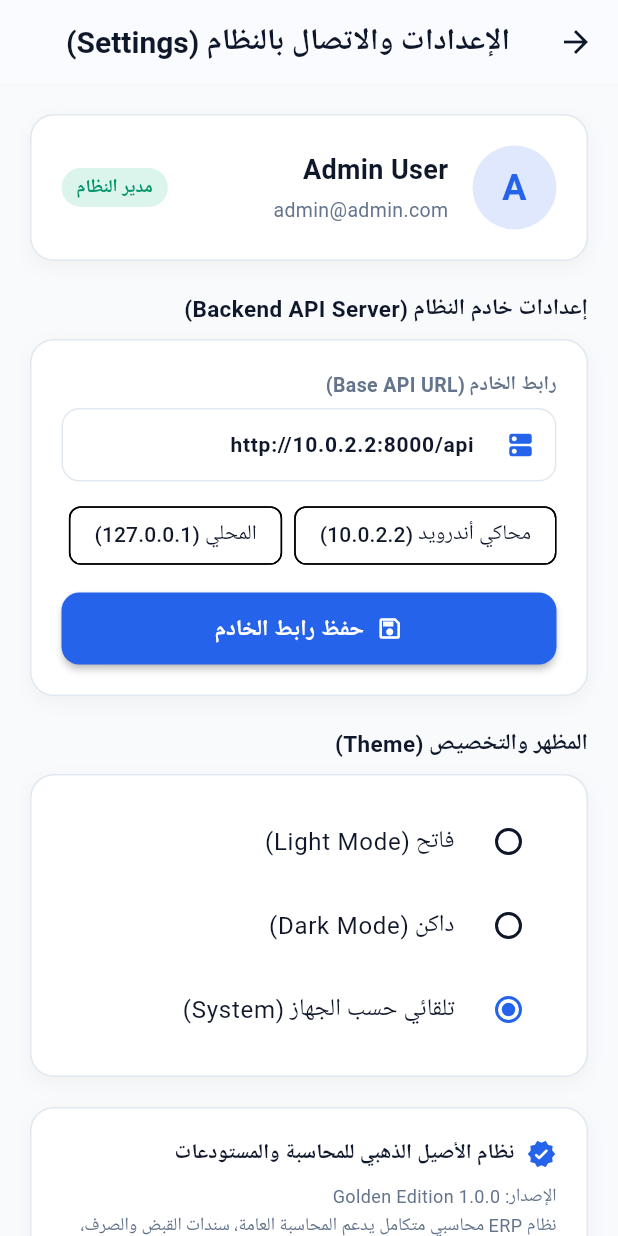
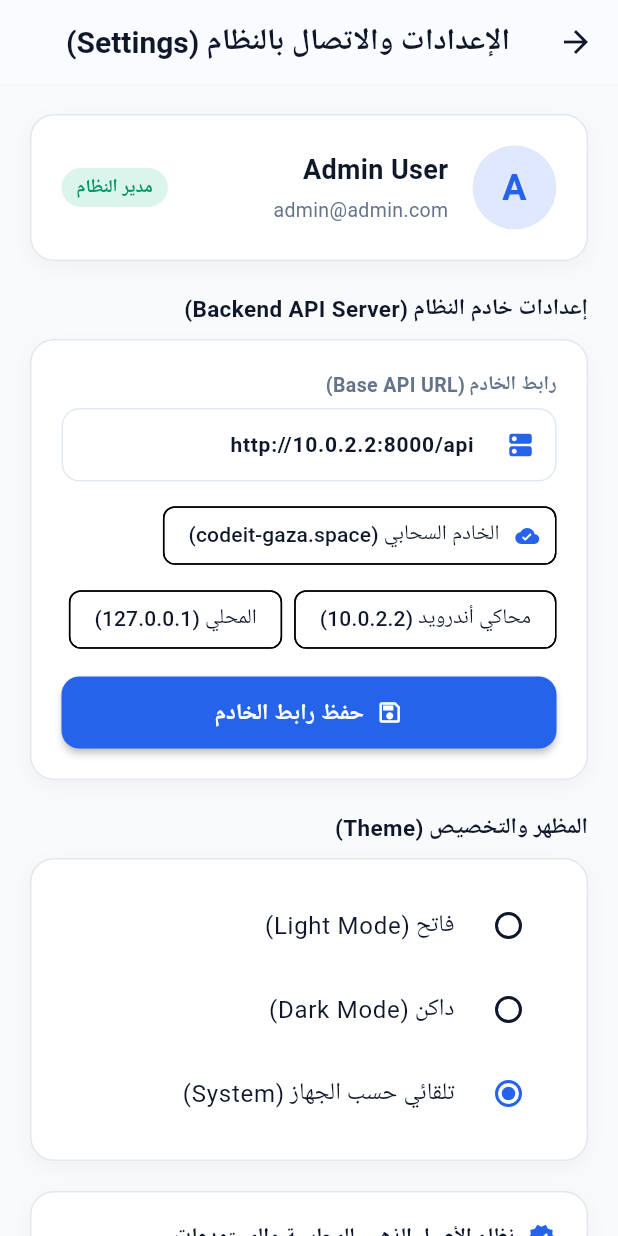
Before and after one commit to Eng-Ma/rentisy, a Flutter app: the SettingsScreen screen opened directly, on a phone screen of 412 x 824 dp. Run offline on Flutter 3.47's test engine with Material 3 defaults, Android fonts, the phone set to English and light mode, and no system bars; our stand-ins replace google_fonts, shared_preferences; accounts and stored records are empty; Roboto replaces fonts that are missing (Cairo).

Commit message:
feat(api): set codeit-gaza.space as default production cloud API host

```diff
--- a/flutter_app/lib/core/api/api_endpoints.dart
+++ b/flutter_app/lib/core/api/api_endpoints.dart
@@ -1,11 +1,10 @@
 class ApiEndpoints {
-  // Default base URLs depending on platform:
-  // Android Emulator: http://10.0.2.2:8000/api
-  // iOS / macOS / Web: http://127.0.0.1:8000/api
+  // Production Cloud URL
+  static const String defaultProductionUrl = 'https://codeit-gaza.space/api';
   static const String defaultLocalUrl = 'http://127.0.0.1:8000/api';
   static const String defaultAndroidEmulatorUrl = 'http://10.0.2.2:8000/api';
 
-  static String baseUrl = defaultLocalUrl;
+  static String baseUrl = defaultProductionUrl;
 
   // Auth Endpoints
   static String get login => '$baseUrl/login';
--- a/flutter_app/lib/features/auth/screens/login_screen.dart
+++ b/flutter_app/lib/features/auth/screens/login_screen.dart
@@ -61,6 +61,13 @@ class _LoginScreenState extends State<LoginScreen> {
               spacing: 8,
               runSpacing: 8,
               children: [
+                ActionChip(
+                  avatar: const Icon(Icons.cloud_done_rounded, size: 16),
+                  label: const Text('الخادم السحابي (codeit-gaza.space)'),
+                  onPressed: () {
+                    serverController.text = 'https://codeit-gaza.space/api';
+                  },
+                ),
                 ActionChip(
                   label: const Text('المحاكي (10.0.2.2)'),
                   onPressed: () {
--- a/flutter_app/lib/features/settings/screens/settings_screen.dart
+++ b/flutter_app/lib/features/settings/screens/settings_screen.dart
@@ -134,6 +134,14 @@ class _SettingsScreenState extends State<SettingsScreen> {
                     runSpacing: 8,
                     children: [
                       ActionChip(
+                        avatar: const Icon(Icons.cloud_done_rounded, size: 16),
+                        label: const Text('الخادم السحابي (codeit-gaza.space)'),
+                        onPressed: () {
+                          setState(() => _urlController.text = 'https://codeit-gaza.space/api');
+                          _saveUrl();
+                        },
+                      ),
+                      ActionChip(
                         label: const Text('محاكي أندرويد (10.0.2.2)'),
                         onPressed: () {
                           setState(() => _urlController.text = 'http://10.0.2.2:8000/api');
```
Also changed, not shown: 3 other files.
